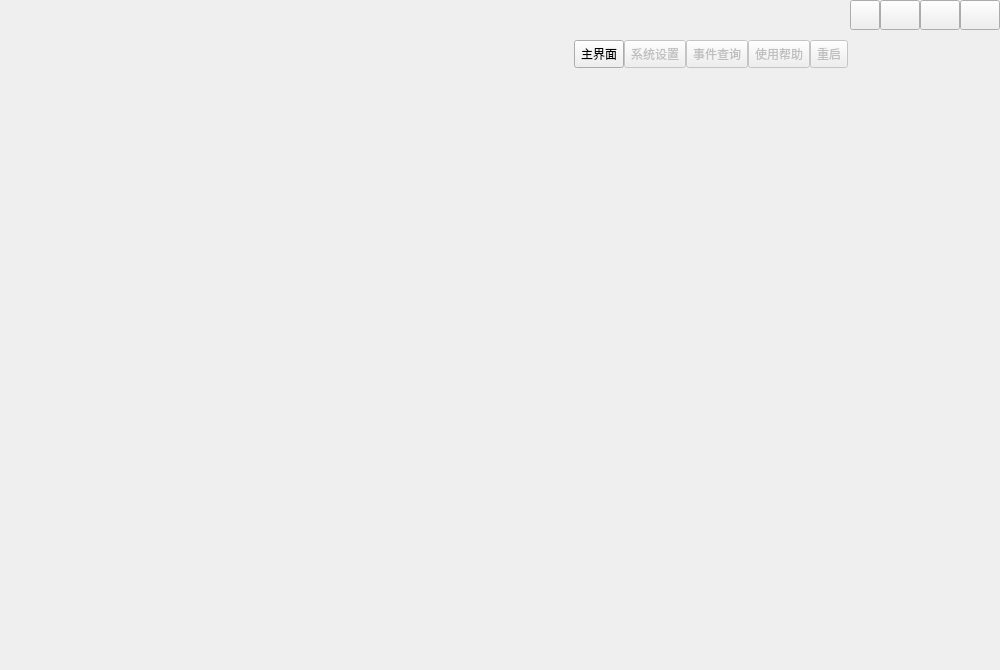
Qt form main_ui.ui (Shogpe/bmsTool) before a commit.
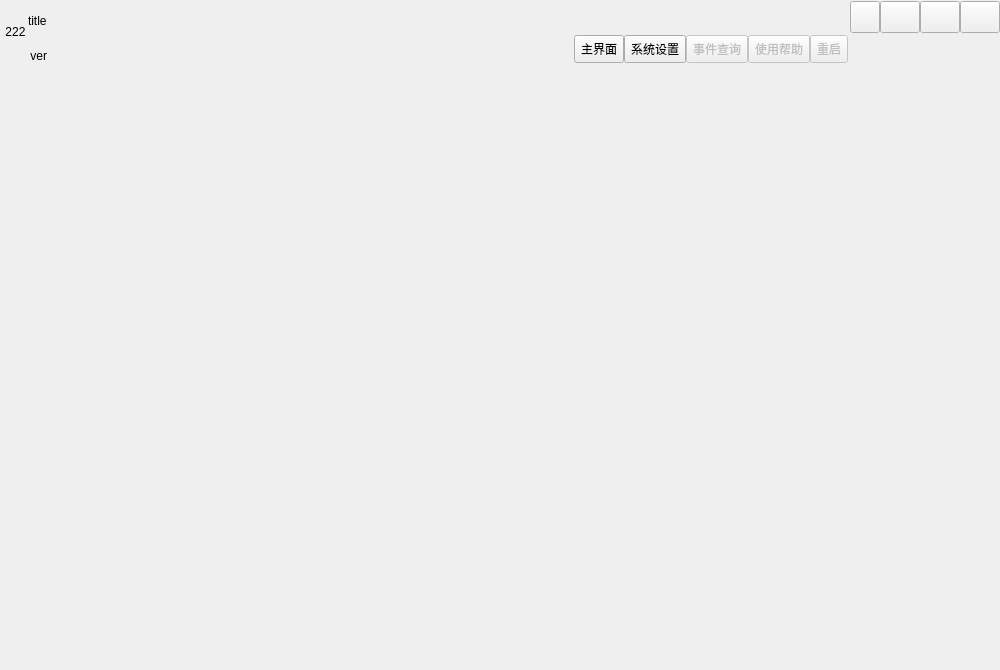
The same form after that commit. Icons and pictures are not drawn.

Patch:
```diff
--- a/main_ui.ui
+++ b/main_ui.ui
@@ -38,13 +38,470 @@
    <property name="bottomMargin">
     <number>5</number>
    </property>
-   <property name="horizontalSpacing">
-    <number>5</number>
-   </property>
-   <property name="verticalSpacing">
-    <number>2</number>
-   </property>
-   <item row="3" column="0">
+   <item>
+    <widget class="QWidget" name="titleBar" native="true">
+     <property name="maximumSize">
+      <size>
+       <width>16777215</width>
+       <height>64</height>
+      </size>
+     </property>
+     <layout class="QHBoxLayout" name="_2">
+      <property name="spacing">
+       <number>2</number>
+      </property>
+      <property name="sizeConstraint">
+       <enum>QLayout::SetDefaultConstraint</enum>
+      </property>
+      <property name="leftMargin">
+       <number>5</number>
+      </property>
+      <property name="topMargin">
+       <number>1</number>
+      </property>
+      <property name="rightMargin">
+       <number>0</number>
+      </property>
+      <property name="bottomMargin">
+       <number>1</number>
+      </property>
+      <item>
+       <widget class="QLabel" name="labIco">
+        <property name="maximumSize">
+         <size>
+          <width>16777215</width>
+          <height>64</height>
+         </size>
+        </property>
+        <property name="text">
+         <string>222</string>
+        </property>
+        <property name="alignment">
+         <set>Qt::AlignCenter</set>
+        </property>
+       </widget>
+      </item>
+      <item>
+       <layout class="QVBoxLayout" name="verticalLayout_2">
+        <item>
+         <widget class="QLabel" name="labTitle">
+          <property name="styleSheet">
+           <string notr="true"/>
+          </property>
+          <property name="text">
+           <string>title</string>
+          </property>
+          <property name="alignment">
+           <set>Qt::AlignLeading|Qt::AlignLeft|Qt::AlignVCenter</set>
+          </property>
+         </widget>
+        </item>
+        <item>
+         <widget class="QLabel" name="labVersion">
+          <property name="sizePolicy">
+           <sizepolicy hsizetype="Preferred" vsizetype="MinimumExpanding">
+            <horstretch>0</horstretch>
+            <verstretch>0</verstretch>
+           </sizepolicy>
+          </property>
+          <property name="maximumSize">
+           <size>
+            <width>16777215</width>
+            <height>20</height>
+           </size>
+          </property>
+          <property name="frameShape">
+           <enum>QFrame::NoFrame</enum>
+          </property>
+          <property name="frameShadow">
+           <enum>QFrame::Sunken</enum>
+          </property>
+          <property name="text">
+           <string>ver</string>
+          </property>
+          <property name="alignment">
+           <set>Qt::AlignBottom|Qt::AlignRight|Qt::AlignTrailing</set>
+          </property>
+         </widget>
+        </item>
+       </layout>
+      </item>
+      <item>
+       <spacer name="horizontalSpacer">
+        <property name="orientation">
+         <enum>Qt::Horizontal</enum>
+        </property>
+        <property name="sizeHint" stdset="0">
+         <size>
+          <width>40</width>
+          <height>1</height>
+         </size>
+        </property>
+       </spacer>
+      </item>
+      <item>
+       <layout class="QVBoxLayout" name="verticalLayout_6">
+        <property name="leftMargin">
+         <number>9</number>
+        </property>
+        <item>
+         <spacer name="verticalSpacer_2">
+          <property name="orientation">
+           <enum>Qt::Vertical</enum>
+          </property>
+          <property name="sizeHint" stdset="0">
+           <size>
+            <width>20</width>
+            <height>1</height>
+           </size>
+          </property>
+         </spacer>
+        </item>
+        <item>
+         <widget class="QWidget" name="widgetTop" native="true">
+          <property name="maximumSize">
+           <size>
+            <width>16777215</width>
+            <height>28</height>
+           </size>
+          </property>
+          <layout class="QHBoxLayout" name="horizontalLayout_3">
+           <property name="spacing">
+            <number>0</number>
+           </property>
+           <property name="leftMargin">
+            <number>0</number>
+           </property>
+           <property name="topMargin">
+            <number>0</number>
+           </property>
+           <property name="rightMargin">
+            <number>0</number>
+           </property>
+           <property name="bottomMargin">
+            <number>0</number>
+           </property>
+           <item>
+            <widget class="QToolButton" name="btnMain">
+             <property name="sizePolicy">
+              <sizepolicy hsizetype="Fixed" vsizetype="Expanding">
+               <horstretch>0</horstretch>
+               <verstretch>0</verstretch>
+              </sizepolicy>
+             </property>
+             <property name="maximumSize">
+              <size>
+               <width>16777215</width>
+               <height>16777215</height>
+              </size>
+             </property>
+             <property name="text">
+              <string>主界面</string>
+             </property>
+             <property name="icon">
+              <iconset resource="other/main.qrc">
+               <normaloff>:/image/main_main.png</normaloff>:/image/main_main.png</iconset>
+             </property>
+             <property name="toolButtonStyle">
+              <enum>Qt::ToolButtonTextBesideIcon</enum>
+             </property>
+            </widget>
+           </item>
+           <item>
+            <widget class="QToolButton" name="btnConfig">
+             <property name="enabled">
+              <bool>true</bool>
+             </property>
+             <property name="sizePolicy">
+              <sizepolicy hsizetype="Fixed" vsizetype="Expanding">
+               <horstretch>0</horstretch>
+               <verstretch>0</verstretch>
+              </sizepolicy>
+             </property>
+             <property name="maximumSize">
+              <size>
+               <width>16777212</width>
+               <height>16777215</height>
+              </size>
+             </property>
+             <property name="text">
+              <string>系统设置</string>
+             </property>
+             <property name="icon">
+              <iconset resource="other/main.qrc">
+               <normaloff>:/image/main_config.png</normaloff>:/image/main_config.png</iconset>
+             </property>
+             <property name="toolButtonStyle">
+              <enum>Qt::ToolButtonTextBesideIcon</enum>
+             </property>
+            </widget>
+           </item>
+           <item>
+            <widget class="QToolButton" name="btnData">
+             <property name="enabled">
+              <bool>false</bool>
+             </property>
+             <property name="sizePolicy">
+              <sizepolicy hsizetype="Fixed" vsizetype="Expanding">
+               <horstretch>0</horstretch>
+               <verstretch>0</verstretch>
+              </sizepolicy>
+             </property>
+             <property name="text">
+              <string>事件查询</string>
+             </property>
+             <property name="icon">
+              <iconset resource="other/main.qrc">
+               <normaloff>:/image/main_data.png</normaloff>:/image/main_data.png</iconset>
+             </property>
+             <property name="checked">
+              <bool>false</bool>
+             </property>
+             <property name="toolButtonStyle">
+              <enum>Qt::ToolButtonTextBesideIcon</enum>
+             </property>
+            </widget>
+           </item>
+           <item>
+            <widget class="QToolButton" name="btnHelp">
+             <property name="enabled">
+              <bool>false</bool>
+             </property>
+             <property name="sizePolicy">
+              <sizepolicy hsizetype="Fixed" vsizetype="Expanding">
+               <horstretch>0</horstretch>
+               <verstretch>0</verstretch>
+              </sizepolicy>
+             </property>
+             <property name="styleSheet">
+              <string notr="true"/>
+             </property>
+             <property name="text">
+              <string>使用帮助</string>
+             </property>
+             <property name="icon">
+              <iconset resource="other/main.qrc">
+               <normaloff>:/image/main_person.png</normaloff>:/image/main_person.png</iconset>
+             </property>
+             <property name="toolButtonStyle">
+              <enum>Qt::ToolButtonTextBesideIcon</enum>
+             </property>
+            </widget>
+           </item>
+           <item>
+            <widget class="QToolButton" name="btnExit">
+             <property name="enabled">
+              <bool>false</bool>
+             </property>
+             <property name="sizePolicy">
+              <sizepolicy hsizetype="Preferred" vsizetype="Preferred">
+               <horstretch>0</horstretch>
+               <verstretch>0</verstretch>
+              </sizepolicy>
+             </property>
+             <property name="styleSheet">
+              <string notr="true"/>
+             </property>
+             <property name="text">
+              <string>重启</string>
+             </property>
+             <property name="icon">
+              <iconset resource="other/main.qrc">
+               <normaloff>:/image/main_exit.png</normaloff>:/image/main_exit.png</iconset>
+             </property>
+             <property name="toolButtonStyle">
+              <enum>Qt::ToolButtonTextBesideIcon</enum>
+             </property>
+            </widget>
+           </item>
+          </layout>
+         </widget>
+        </item>
+       </layout>
+      </item>
+      <item>
+       <widget class="QWidget" name="widgetMenu" native="true">
+        <layout class="QVBoxLayout" name="verticalLayout_7">
+         <property name="spacing">
+          <number>0</number>
+         </property>
+         <property name="leftMargin">
+          <number>0</number>
+         </property>
+         <property name="topMargin">
+          <number>0</number>
+         </property>
+         <property name="rightMargin">
+          <number>0</number>
+         </property>
+         <property name="bottomMargin">
+          <number>0</number>
+         </property>
+         <item>
+          <layout class="QHBoxLayout" name="horizontalLayout">
+           <property name="spacing">
+            <number>0</number>
+           </property>
+           <property name="leftMargin">
+            <number>0</number>
+           </property>
+           <item>
+            <widget class="QToolButton" name="btnMenu">
+             <property name="sizePolicy">
+              <sizepolicy hsizetype="Minimum" vsizetype="Expanding">
+               <horstretch>0</horstretch>
+               <verstretch>0</verstretch>
+              </sizepolicy>
+             </property>
+             <property name="minimumSize">
+              <size>
+               <width>30</width>
+               <height>30</height>
+              </size>
+             </property>
+             <property name="cursor">
+              <cursorShape>PointingHandCursor</cursorShape>
+             </property>
+             <property name="toolTip">
+              <string>菜单</string>
+             </property>
+             <property name="text">
+              <string/>
+             </property>
+            </widget>
+           </item>
+           <item>
+            <widget class="QPushButton" name="btnMenu_Min">
+             <property name="sizePolicy">
+              <sizepolicy hsizetype="Minimum" vsizetype="Expanding">
+               <horstretch>0</horstretch>
+               <verstretch>0</verstretch>
+              </sizepolicy>
+             </property>
+             <property name="minimumSize">
+              <size>
+               <width>30</width>
+               <height>30</height>
+              </size>
+             </property>
+             <property name="cursor">
+              <cursorShape>ArrowCursor</cursorShape>
+             </property>
+             <property name="focusPolicy">
+              <enum>Qt::NoFocus</enum>
+             </property>
+             <property name="toolTip">
+              <string>最小化</string>
+             </property>
+             <property name="text">
+              <string/>
+             </property>
+             <property name="flat">
+              <bool>false</bool>
+             </property>
+            </widget>
+           </item>
+           <item>
+            <widget class="QPushButton" name="btnMenu_Max">
+             <property name="sizePolicy">
+              <sizepolicy hsizetype="Minimum" vsizetype="Expanding">
+               <horstretch>0</horstretch>
+               <verstretch>0</verstretch>
+              </sizepolicy>
+             </property>
+             <property name="minimumSize">
+              <size>
+               <width>30</width>
+               <height>30</height>
+              </size>
+             </property>
+             <property name="focusPolicy">
+              <enum>Qt::NoFocus</enum>
+             </property>
+             <property name="toolTip">
+              <string>最大化</string>
+             </property>
+             <property name="text">
+              <string/>
+             </property>
+            </widget>
+           </item>
+           <item>
+            <widget class="QPushButton" name="btnMenu_Close">
+             <property name="sizePolicy">
+              <sizepolicy hsizetype="Minimum" vsizetype="Expanding">
+               <horstretch>0</horstretch>
+               <verstretch>0</verstretch>
+              </sizepolicy>
+             </property>
+             <property name="minimumSize">
+              <size>
+               <width>30</width>
+               <height>30</height>
+              </size>
+             </property>
+             <property name="cursor">
+              <cursorShape>ArrowCursor</cursorShape>
+             </property>
+             <property name="focusPolicy">
+              <enum>Qt::NoFocus</enum>
+             </property>
+             <property name="toolTip">
+              <string>关闭</string>
+             </property>
+             <property name="text">
+              <string/>
+             </property>
+             <property name="flat">
+              <bool>false</bool>
+             </property>
+            </widget>
+           </item>
+          </layout>
+         </item>
+         <item>
+          <spacer name="verticalSpacer">
+           <property name="orientation">
+            <enum>Qt::Vertical</enum>
+           </property>
+           <property name="sizeType">
+            <enum>QSizePolicy::Minimum</enum>
+           </property>
+           <property name="sizeHint" stdset="0">
+            <size>
+             <width>20</width>
+             <height>2</height>
+            </size>
+           </property>
+          </spacer>
+         </item>
+         <item>
+          <widget class="QLabel" name="labUser">
+           <property name="text">
+            <string/>
+           </property>
+           <property name="alignment">
+            <set>Qt::AlignCenter</set>
+           </property>
+          </widget>
+         </item>
+         <item>
+          <widget class="QLabel" name="labTime">
+           <property name="text">
+            <string/>
+           </property>
+           <property name="alignment">
+            <set>Qt::AlignCenter</set>
+           </property>
+          </widget>
+         </item>
+        </layout>
+       </widget>
+      </item>
+     </layout>
+    </widget>
+   </item>
+   <item>
     <widget class="QStackedWidget" name="stackedWidget">
      <property name="focusPolicy">
       <enum>Qt::ClickFocus</enum>
@@ -52,10 +509,26 @@
      <property name="styleSheet">
       <string notr="true"/>
      </property>
+     <property name="frameShape">
+      <enum>QFrame::NoFrame</enum>
+     </property>
+     <property name="frameShadow">
+      <enum>QFrame::Plain</enum>
+     </property>
+     <property name="lineWidth">
+      <number>0</number>
+     </property>
      <property name="currentIndex">
       <number>0</number>
      </property>
-     <widget class="QWidget" name="MainPage"/>
+     <widget class="QWidget" name="MainPage">
+      <property name="maximumSize">
+       <size>
+        <width>16777215</width>
+        <height>64</height>
+       </size>
+      </property>
+     </widget>
      <widget class="QWidget" name="page2">
       <layout class="QHBoxLayout" name="horizontalLayout_4">
        <property name="spacing">
@@ -218,426 +691,6 @@
    <item row="4" column="0">
     <widget class="QWidget" name="widgetStatus" native="true"/>
    </item>
-   <item row="0" column="0">
-    <widget class="QWidget" name="widgetTitle" native="true">
-     <property name="sizePolicy">
-      <sizepolicy hsizetype="Preferred" vsizetype="Fixed">
-       <horstretch>0</horstretch>
-       <verstretch>0</verstretch>
-      </sizepolicy>
-     </property>
-     <layout class="QGridLayout" name="gridLayout_6">
-      <property name="leftMargin">
-       <number>8</number>
-      </property>
-      <property name="topMargin">
-       <number>0</number>
-      </property>
-      <property name="rightMargin">
-       <number>0</number>
-      </property>
-      <property name="bottomMargin">
-       <number>0</number>
-      </property>
-      <property name="spacing">
-       <number>2</number>
-      </property>
-      <item row="0" column="2">
-       <widget class="QLabel" name="labTitle">
-        <property name="styleSheet">
-         <string notr="true"/>
-        </property>
-        <property name="text">
-         <string/>
-        </property>
-        <property name="alignment">
-         <set>Qt::AlignLeading|Qt::AlignLeft|Qt::AlignVCenter</set>
-        </property>
-       </widget>
-      </item>
-      <item row="1" column="2">
-       <widget class="QLabel" name="labVersion">
-        <property name="sizePolicy">
-         <sizepolicy hsizetype="Preferred" vsizetype="MinimumExpanding">
-          <horstretch>0</horstretch>
-          <verstretch>0</verstretch>
-         </sizepolicy>
-        </property>
-        <property name="maximumSize">
-         <size>
-          <width>16777215</width>
-          <height>20</height>
-         </size>
-        </property>
-        <property name="frameShape">
-         <enum>QFrame::NoFrame</enum>
-        </property>
-        <property name="frameShadow">
-         <enum>QFrame::Sunken</enum>
-        </property>
-        <property name="text">
-         <string/>
-        </property>
-        <property name="alignment">
-         <set>Qt::AlignBottom|Qt::AlignRight|Qt::AlignTrailing</set>
-        </property>
-       </widget>
-      </item>
-      <item row="0" column="0" rowspan="2">
-       <widget class="QLabel" name="labIco">
-        <property name="text">
-         <string/>
-        </property>
-        <property name="alignment">
-         <set>Qt::AlignCenter</set>
-        </property>
-       </widget>
-      </item>
-      <item row="0" column="6" rowspan="2">
-       <widget class="QWidget" name="widgetMenu" native="true">
-        <layout class="QGridLayout" name="gridLayout_2">
-         <property name="leftMargin">
-          <number>0</number>
-         </property>
-         <property name="topMargin">
-          <number>0</number>
-         </property>
-         <property name="rightMargin">
-          <number>0</number>
-         </property>
-         <property name="bottomMargin">
-          <number>0</number>
-         </property>
-         <property name="spacing">
-          <number>0</number>
-         </property>
-         <item row="0" column="0" colspan="2">
-          <widget class="QToolButton" name="btnMenu">
-           <property name="sizePolicy">
-            <sizepolicy hsizetype="Minimum" vsizetype="Expanding">
-             <horstretch>0</horstretch>
-             <verstretch>0</verstretch>
-            </sizepolicy>
-           </property>
-           <property name="minimumSize">
-            <size>
-             <width>30</width>
-             <height>30</height>
-            </size>
-           </property>
-           <property name="cursor">
-            <cursorShape>PointingHandCursor</cursorShape>
-           </property>
-           <property name="toolTip">
-            <string>菜单</string>
-           </property>
-           <property name="text">
-            <string/>
-           </property>
-          </widget>
-         </item>
-         <item row="0" column="2">
-          <widget class="QPushButton" name="btnMenu_Min">
-           <property name="sizePolicy">
-            <sizepolicy hsizetype="Minimum" vsizetype="Expanding">
-             <horstretch>0</horstretch>
-             <verstretch>0</verstretch>
-            </sizepolicy>
-           </property>
-           <property name="minimumSize">
-            <size>
-             <width>30</width>
-             <height>30</height>
-            </size>
-           </property>
-           <property name="cursor">
-            <cursorShape>ArrowCursor</cursorShape>
-           </property>
-           <property name="focusPolicy">
-            <enum>Qt::NoFocus</enum>
-           </property>
-           <property name="toolTip">
-            <string>最小化</string>
-           </property>
-           <property name="text">
-            <string/>
-           </property>
-           <property name="flat">
-            <bool>false</bool>
-           </property>
-          </widget>
-         </item>
-         <item row="5" column="0" colspan="5">
-          <widget class="QLabel" name="labTime">
-           <property name="text">
-            <string/>
-           </property>
-           <property name="alignment">
-            <set>Qt::AlignCenter</set>
-           </property>
-          </widget>
-         </item>
-         <item row="0" column="3">
-          <widget class="QPushButton" name="btnMenu_Max">
-           <property name="sizePolicy">
-            <sizepolicy hsizetype="Minimum" vsizetype="Expanding">
-             <horstretch>0</horstretch>
-             <verstretch>0</verstretch>
-            </sizepolicy>
-           </property>
-           <property name="minimumSize">
-            <size>
-             <width>30</width>
-             <height>30</height>
-            </size>
-           </property>
-           <property name="focusPolicy">
-            <enum>Qt::NoFocus</enum>
-           </property>
-           <property name="toolTip">
-            <string>最大化</string>
-           </property>
-           <property name="text">
-            <string/>
-           </property>
-          </widget>
-         </item>
-         <item row="3" column="0" colspan="5">
-          <spacer name="verticalSpacer">
-           <property name="orientation">
-            <enum>Qt::Vertical</enum>
-           </property>
-           <property name="sizeType">
-            <enum>QSizePolicy::Minimum</enum>
-           </property>
-           <property name="sizeHint" stdset="0">
-            <size>
-             <width>20</width>
-             <height>10</height>
-            </size>
-           </property>
-          </spacer>
-         </item>
-         <item row="0" column="4">
-          <widget class="QPushButton" name="btnMenu_Close">
-           <property name="sizePolicy">
-            <sizepolicy hsizetype="Minimum" vsizetype="Expanding">
-             <horstretch>0</horstretch>
-             <verstretch>0</verstretch>
-            </sizepolicy>
-           </property>
-           <property name="minimumSize">
-            <size>
-             <width>30</width>
-             <height>30</height>
-            </size>
-           </property>
-           <property name="cursor">
-            <cursorShape>ArrowCursor</cursorShape>
-           </property>
-           <property name="focusPolicy">
-            <enum>Qt::NoFocus</enum>
-           </property>
-           <property name="toolTip">
-            <string>关闭</string>
-           </property>
-           <property name="text">
-            <string/>
-           </property>
-           <property name="flat">
-            <bool>false</bool>
-           </property>
-          </widget>
-         </item>
-         <item row="4" column="0" colspan="5">
-          <widget class="QLabel" name="labUser">
-           <property name="text">
-            <string/>
-           </property>
-           <property name="alignment">
-            <set>Qt::AlignCenter</set>
-           </property>
-          </widget>
-         </item>
-        </layout>
-       </widget>
-      </item>
-      <item row="1" column="4">
-       <widget class="QWidget" name="widgetTop" native="true">
-        <property name="maximumSize">
-         <size>
-          <width>16777215</width>
-          <height>28</height>
-         </size>
-        </property>
-        <layout class="QHBoxLayout" name="horizontalLayout_3">
-         <property name="spacing">
-          <number>0</number>
-         </property>
-         <property name="leftMargin">
-          <number>0</number>
-         </property>
-         <property name="topMargin">
-          <number>0</number>
-         </property>
-         <property name="rightMargin">
-          <number>0</number>
-         </property>
-         <property name="bottomMargin">
-          <number>0</number>
-         </property>
-         <item>
-          <widget class="QToolButton" name="btnMain">
-           <property name="sizePolicy">
-            <sizepolicy hsizetype="Fixed" vsizetype="Expanding">
-             <horstretch>0</horstretch>
-             <verstretch>0</verstretch>
-            </sizepolicy>
-           </property>
-           <property name="maximumSize">
-            <size>
-             <width>16777215</width>
-             <height>16777215</height>
-            </size>
-           </property>
-           <property name="text">
-            <string>主界面</string>
-           </property>
-           <property name="icon">
-            <iconset resource="other/main.qrc">
-             <normaloff>:/image/main_main.png</normaloff>:/image/main_main.png</iconset>
-           </property>
-           <property name="toolButtonStyle">
-            <enum>Qt::ToolButtonTextBesideIcon</enum>
-           </property>
-          </widget>
-         </item>
-         <item>
-          <widget class="QToolButton" name="btnConfig">
-           <property name="enabled">
-            <bool>false</bool>
-           </property>
-           <property name="sizePolicy">
-            <sizepolicy hsizetype="Fixed" vsizetype="Expanding">
-             <horstretch>0</horstretch>
-             <verstretch>0</verstretch>
-            </sizepolicy>
-           </property>
-           <property name="maximumSize">
-            <size>
-             <width>16777212</width>
-             <height>16777215</height>
-            </size>
-           </property>
-           <property name="text">
-            <string>系统设置</string>
-           </property>
-           <property name="icon">
-            <iconset resource="other/main.qrc">
-             <normaloff>:/image/main_config.png</normaloff>:/image/main_config.png</iconset>
-           </property>
-           <property name="toolButtonStyle">
-            <enum>Qt::ToolButtonTextBesideIcon</enum>
-           </property>
-          </widget>
-         </item>
-         <item>
-          <widget class="QToolButton" name="btnData">
-           <property name="enabled">
-            <bool>false</bool>
-           </property>
-           <property name="sizePolicy">
-            <sizepolicy hsizetype="Fixed" vsizetype="Expanding">
-             <horstretch>0</horstretch>
-             <verstretch>0</verstretch>
-            </sizepolicy>
-           </property>
-           <property name="text">
-            <string>事件查询</string>
-           </property>
-           <property name="icon">
-            <iconset resource="other/main.qrc">
-             <normaloff>:/image/main_data.png</normaloff>:/image/main_data.png</iconset>
-           </property>
-           <property name="checked">
-            <bool>false</bool>
-           </property>
-           <property name="toolButtonStyle">
-            <enum>Qt::ToolButtonTextBesideIcon</enum>
-           </property>
-          </widget>
-         </item>
-         <item>
-          <widget class="QToolButton" name="btnHelp">
-           <property name="enabled">
-            <bool>false</bool>
-           </property>
-           <property name="sizePolicy">
-            <sizepolicy hsizetype="Fixed" vsizetype="Expanding">
-             <horstretch>0</horstretch>
-             <verstretch>0</verstretch>
-            </sizepolicy>
-           </property>
-           <property name="styleSheet">
-            <string notr="true"/>
-           </property>
-           <property name="text">
-            <string>使用帮助</string>
-           </property>
-           <property name="icon">
-            <iconset resource="other/main.qrc">
-             <normaloff>:/image/main_person.png</normaloff>:/image/main_person.png</iconset>
-           </property>
-           <property name="toolButtonStyle">
-            <enum>Qt::ToolButtonTextBesideIcon</enum>
-           </property>
-          </widget>
-         </item>
-         <item>
-          <widget class="QToolButton" name="btnExit">
-           <property name="enabled">
-            <bool>false</bool>
-           </property>
-           <property name="sizePolicy">
-            <sizepolicy hsizetype="Preferred" vsizetype="Preferred">
-             <horstretch>0</horstretch>
-             <verstretch>0</verstretch>
-            </sizepolicy>
-           </property>
-           <property name="styleSheet">
-            <string notr="true"/>
-           </property>
-           <property name="text">
-            <string>重启</string>
-           </property>
-           <property name="icon">
-            <iconset resource="other/main.qrc">
-             <normaloff>:/image/main_exit.png</normaloff>:/image/main_exit.png</iconset>
-           </property>
-           <property name="toolButtonStyle">
-            <enum>Qt::ToolButtonTextBesideIcon</enum>
-           </property>
-          </widget>
-         </item>
-        </layout>
-       </widget>
-      </item>
-      <item row="1" column="3">
-       <spacer name="horizontalSpacer">
-        <property name="orientation">
-         <enum>Qt::Horizontal</enum>
-        </property>
-        <property name="sizeHint" stdset="0">
-         <size>
-          <width>40</width>
-          <height>20</height>
-         </size>
-        </property>
-       </spacer>
-      </item>
-     </layout>
-    </widget>
-   </item>
   </layout>
  </widget>
  <resources>
```
Left out of the diff: 9 changed lines with no effect on the pictures.
